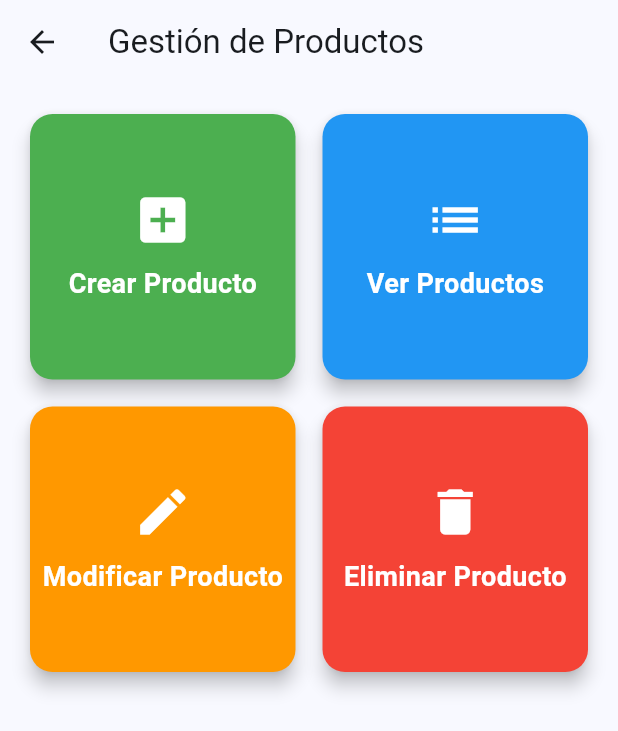
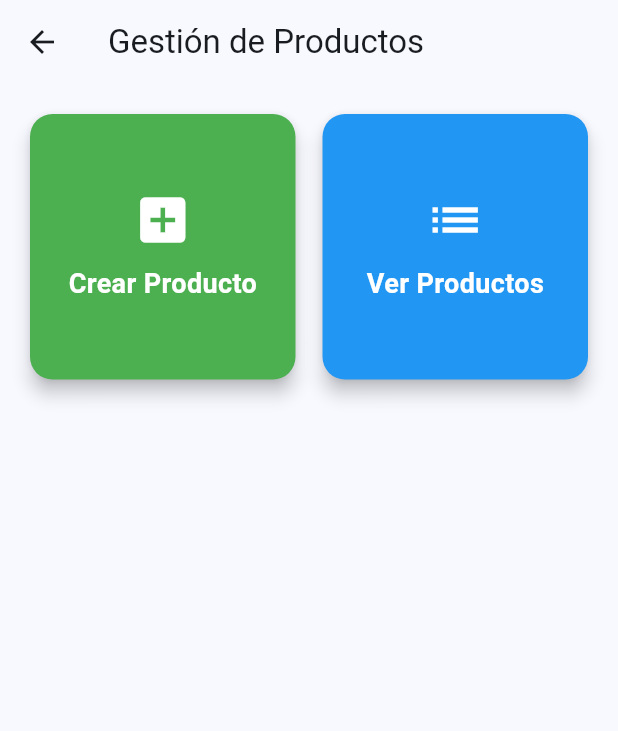
Before and after one commit to Jhonsebastianas/inventory-flutter, a Flutter app: the ProductScreen screen opened directly, on a phone screen of 412 x 824 dp. Shown: the top 731 px of the screen. Run offline on Flutter 3.47's test engine with Material 3 defaults, Android fonts, the phone set to English and light mode, and no system bars; our stand-ins replace animated_custom_dropdown, flutter_speed_dial, image_picker, shared_preferences, shimmer; accounts and stored records are empty; network calls fail.

Commit message:
fix details

```diff
--- a/lib/screens/home_screen.dart
+++ b/lib/screens/home_screen.dart
@@ -216,32 +216,6 @@ class ProductScreen extends StatelessWidget {
                 );
               },
             ),
-            _buildCard(
-              context,
-              title: 'Modificar Producto',
-              icon: Icons.edit,
-              color: Colors.orange,
-              onTap: () {
-                Navigator.of(context).push(
-                  MaterialPageRoute(
-                    builder: (context) => ProductListScreen(),
-                  ),
-                );
-              },
-            ),
-            _buildCard(
-              context,
-              title: 'Eliminar Producto',
-              icon: Icons.delete,
-              color: Colors.red,
-              onTap: () {
-                Navigator.of(context).push(
-                  MaterialPageRoute(
-                    builder: (context) => ProductListScreen(),
-                  ),
-                );
-              },
-            ),
           ],
         ),
       ),
--- a/lib/screens/product_form_screen.dart
+++ b/lib/screens/product_form_screen.dart
@@ -340,9 +340,7 @@ class _ProductFormScreenState extends State<ProductFormScreen> {
                   ExpansionTile(
                     title: Text(
                       'Detalles de existencias',
-                      style: Theme.of(context).textTheme.titleMedium?.copyWith(
-                            fontWeight: FontWeight.bold,
-                          ),
+                      style: Theme.of(context).textTheme.titleMedium,
                     ),
                     children: _stockDetails.map((stockDetail) {
                       final index = _stockDetails.indexOf(stockDetail);
```
Also changed, not shown: 3 other files.
